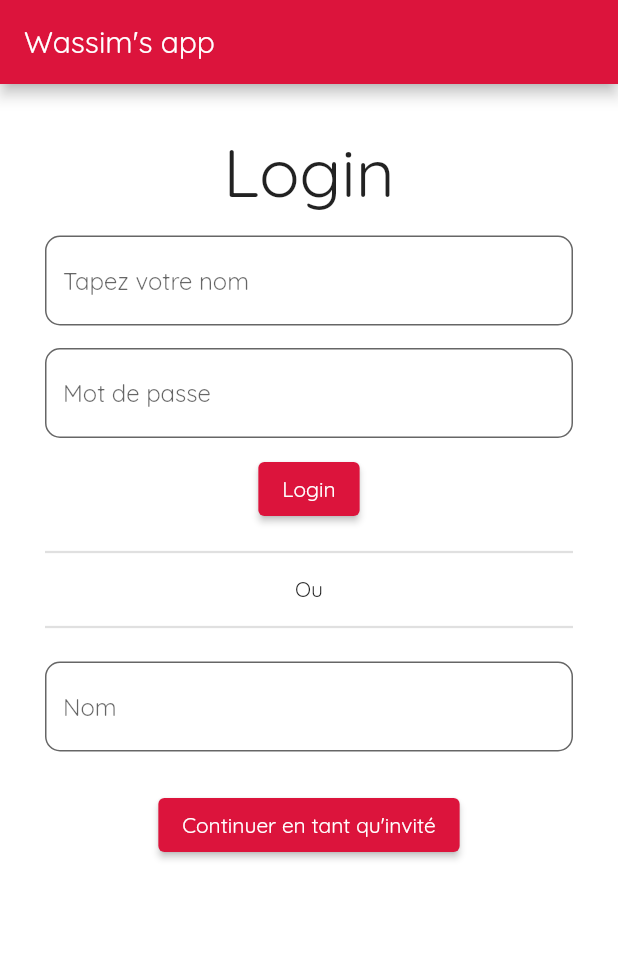
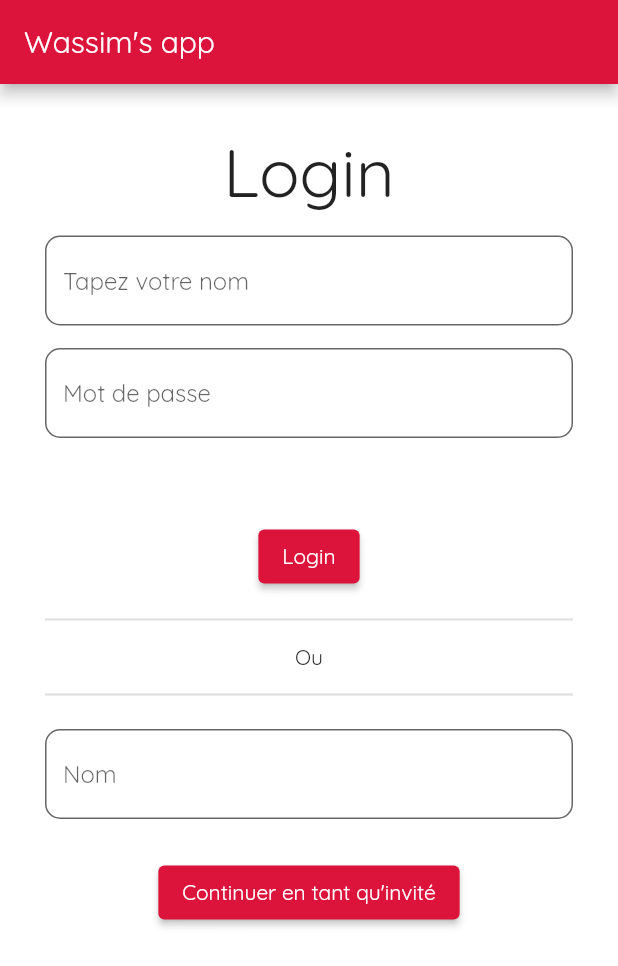
Before and after one commit to wassimouricha/flutter_application_2, a Flutter app: the screen it shows after launch, after a tap on "Login", on a phone screen of 412 x 824 dp. Shown: the top 966 px of the screen. Run offline on Flutter 3.47's test engine with Material 2 defaults, Android fonts, the phone set to English and light mode, and no system bars.

Commit message:
ajout du widget custom text field

```diff
--- /dev/null
+++ b/lib/customTextFIeld.dart
@@ -0,0 +1,19 @@
+import 'package:flutter/material.dart';
+
+class CustomTextFIeld extends StatelessWidget {
+  CustomTextFIeld({this.padding = EdgeInsets.zero}); //ici on va creer un padding spécifique
+
+  EdgeInsets padding;
+
+  @override
+  Widget build(BuildContext context) {
+    return Padding(
+      padding: padding, //le padding spécifique est ici intégré au widget
+      child: TextField(
+        decoration: InputDecoration(hintText: "Mot de passe"),
+        obscureText:
+            true, //obscureText permet de chacher le texte c'est un booleen donc true or false
+      ),
+    );
+  }
+}
--- a/lib/main.dart
+++ b/lib/main.dart
@@ -1,5 +1,6 @@
 import 'package:flutter/material.dart';
 import 'themes.dart';
+import 'customTextFIeld.dart';
 
 void main() {
   runApp(Wassimus());
@@ -20,7 +21,17 @@ class Wassimus extends StatelessWidget {
             child: //cette commande ici permet d'indiquer au tel/tab que l'on peut scroller dans l'app
                 Padding(
                     padding: EdgeInsets.all(30),
-              child: Column(
+                    child: construireColonnePrincipal()),
+          ),
+        ));
+  }
+
+  void boutonLoginAppuyer() {
+    print("le bouton à été appuyé bravo");
+  }
+
+  Widget construireColonnePrincipal() {
+    return Column(
       mainAxisAlignment: MainAxisAlignment.center,
       children: [
         Text(
@@ -31,18 +42,14 @@ class Wassimus extends StatelessWidget {
           padding: EdgeInsets.symmetric(vertical: 15),
           child: TextField(
             decoration: InputDecoration(
-                          hintText:
-                              "Tapez votre nom"), //textfield est un champ de texte
+                hintText: "Tapez votre nom"), //textfield est un champ de texte
           ),
         ),
-                  TextField(
-                    decoration: InputDecoration(hintText: "Mot de passe"),
-                    obscureText:
-                        true, //obscureText permet de chacher le texte c'est un booleen donc true or false
-                  ),
+
         // Row(
         //   children: [
         //iciavec row je fais une sorte de container horizontale avec comme enfant les deux widget bouton que j'ai crée précédement
+        CustomTextFIeld(padding: EdgeInsets.only(bottom: 45),),
         Padding(
           padding: EdgeInsets.all(10),
           child: ElevatedButton(
@@ -83,13 +90,6 @@ class Wassimus extends StatelessWidget {
               child: Text("Continuer en tant qu'invité"),
             )),
       ],
-              ),
-            ),
-          ),
-        ));
-  }
-
-  void boutonLoginAppuyer() {
-    print("le bouton à été appuyé bravo");
+    );
   }
 }
--- a/pubspec.yaml
+++ b/pubspec.yaml
@@ -18,7 +18,7 @@ publish_to: 'none' # Remove this line if you wish to publish to pub.dev
 version: 1.0.0+1
 
 environment:
-  sdk: ">=2.16.1 <3.0.0"
+  sdk: ">=2.12.0 "
 
 # Dependencies specify other packages that your package needs in order to work.
 # To automatically upgrade your package dependencies to the latest versions
```
Also changed, not shown: pubspec.lock. Lines whose indentation alone changed are shown as unchanged.
